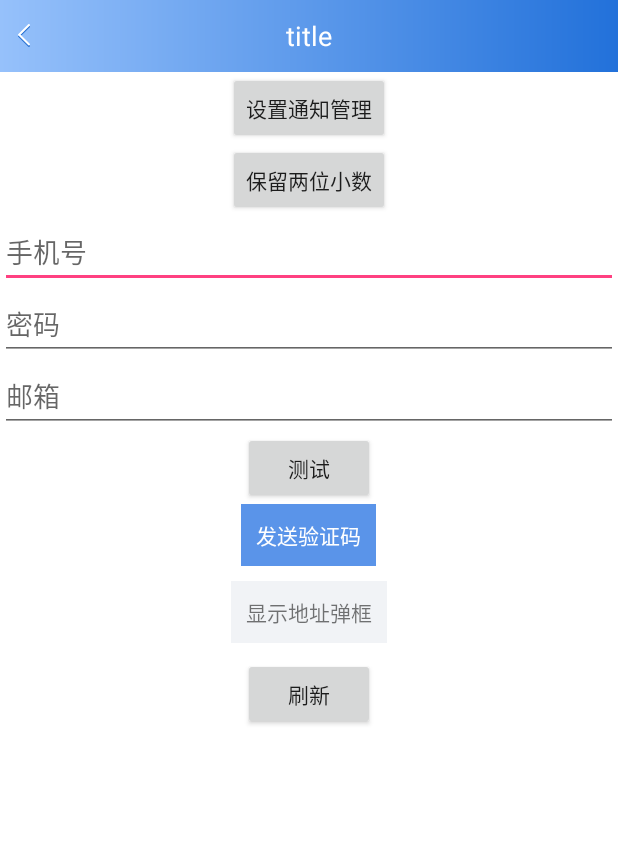
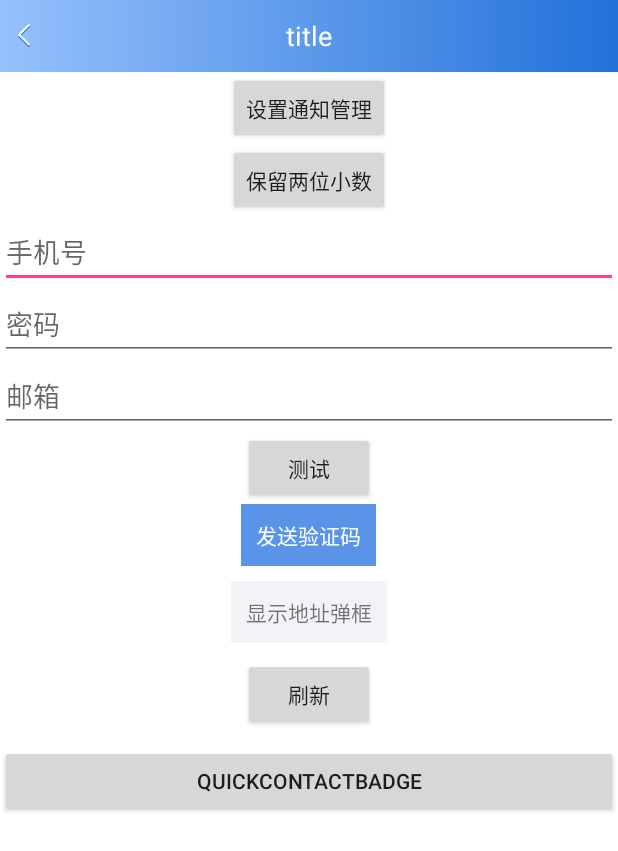
Before and after one commit to dapengyou/Base, an Android app: the TestActivity screen opened directly, with no data from a screen before it, on a phone screen of 412 x 824 dp. Shown: the top 851 px of the screen. Run offline under Robolectric (Android 15) with nearby library versions, the phone set to English and light mode, and no system bars; libraries missing offline, so code that uses them is left out: com.bigkoo.pickerview.

Commit message:
quickContactBadge 练习

```diff
--- a/app/src/main/res/layout/activity_flexbox.xml
+++ b/app/src/main/res/layout/activity_flexbox.xml
@@ -4,6 +4,7 @@
     xmlns:tools="http://schemas.android.com/tools"
     android:layout_width="match_parent"
     android:layout_height="match_parent"
+    android:id="@+id/scrollview"
     tools:context="com.test.activity.FlexboxActivity">
 
     <RelativeLayout
--- a/app/src/main/res/layout/notification_test.xml
+++ b/app/src/main/res/layout/notification_test.xml
@@ -1,8 +1,12 @@
 <?xml version="1.0" encoding="utf-8"?>
-<LinearLayout xmlns:android="http://schemas.android.com/apk/res/android"
+<ScrollView xmlns:android="http://schemas.android.com/apk/res/android"
     android:layout_width="match_parent"
     android:layout_height="match_parent"
-    android:background="@color/white"
+    android:background="@color/white">
+
+    <LinearLayout
+        android:layout_width="match_parent"
+        android:layout_height="match_parent"
         android:orientation="vertical">
 
         <Button
@@ -66,6 +70,7 @@
             android:background="@color/bg_gray"
             android:padding="10dp"
             android:text="显示地址弹框" />
+
         <Button
             android:id="@+id/bt_refresh"
             android:layout_width="wrap_content"
@@ -73,4 +78,13 @@
             android:layout_gravity="center"
             android:layout_marginTop="10dp"
             android:text="刷新" />
+
+        <Button
+            android:id="@+id/bt_quickContactBadge"
+            android:layout_width="match_parent"
+            android:layout_height="wrap_content"
+            android:layout_gravity="center"
+            android:layout_marginTop="10dp"
+            android:text="QuickContactBadge" />
     </LinearLayout>
+</ScrollView>
```
Also changed, not shown: app/src/main/AndroidManifest.xml (+5 -2 lines), app/src/main/java/com/test/activity/FlexboxActivity.java (+3 -0 lines), app/src/main/java/com/test/activity/MainActivity.java (+0 -1 lines), app/src/main/java/com/test/activity/Test2Activity.java (added, +23 -0 lines), app/src/main/java/com/test/activity/TestActivity.java (+7 -0 lines), app/src/main/java/com/test/activity/TestTitleActivity.java (deleted, +0 -39 lines), app/src/main/res/layout/activity_test2.xml (added, +14 -0 lines). Lines whose indentation alone changed are shown as unchanged.
